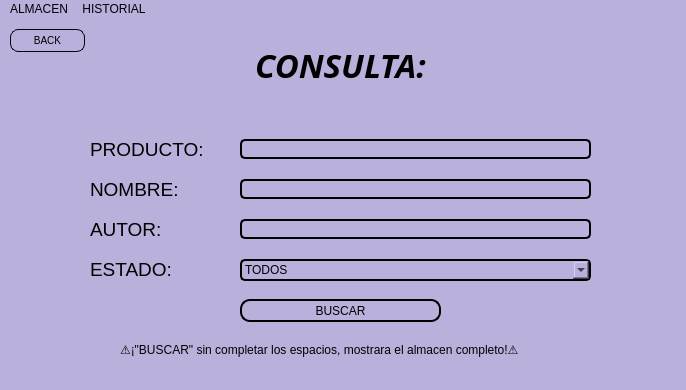
mixano611/PROYECTO_PRG_POO_PY, file BIBLIOTECA_PROY/assets/main_consulta_admin.ui: the form before one commit.
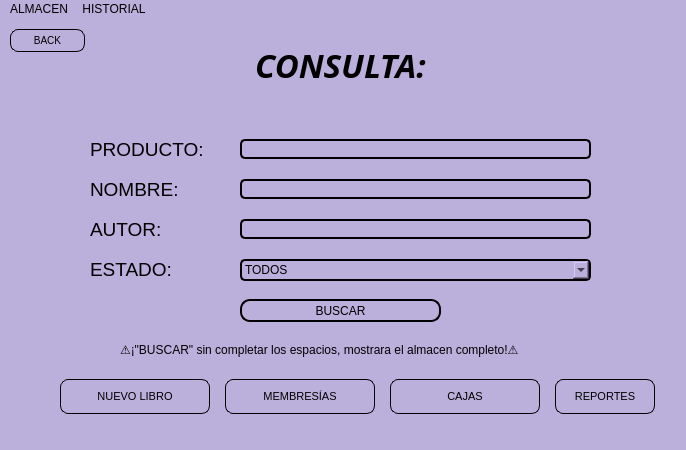
The form after the commit.

```diff
--- a/BIBLIOTECA_PROY/assets/main_consulta_admin.ui
+++ b/BIBLIOTECA_PROY/assets/main_consulta_admin.ui
@@ -7,7 +7,7 @@
     <x>0</x>
     <y>0</y>
     <width>686</width>
-    <height>390</height>
+    <height>450</height>
    </rect>
   </property>
   <property name="windowTitle">
@@ -303,6 +303,110 @@
      <set>Qt::AlignCenter</set>
     </property>
    </widget>
+   <widget class="QPushButton" name="btnNuevoLibro">
+    <property name="geometry">
+     <rect>
+      <x>60</x>
+      <y>360</y>
+      <width>150</width>
+      <height>35</height>
+     </rect>
+    </property>
+    <property name="styleSheet">
+     <string notr="true">QPushButton{
+	border: 1px solid #000000;
+	border-radius: 8px;
+	background-color: #BBAFDB;
+	color: black;
+	font-size: 11px;
+	cursor: pointer;
+}
+QPushButton:hover {
+	background-color: #8E7CC3;
+}</string>
+    </property>
+    <property name="text">
+     <string>NUEVO LIBRO</string>
+    </property>
+   </widget>
+   <widget class="QPushButton" name="btnMembresias">
+    <property name="geometry">
+     <rect>
+      <x>225</x>
+      <y>360</y>
+      <width>150</width>
+      <height>35</height>
+     </rect>
+    </property>
+    <property name="styleSheet">
+     <string notr="true">QPushButton{
+	border: 1px solid #000000;
+	border-radius: 8px;
+	background-color: #BBAFDB;
+	color: black;
+	font-size: 11px;
+	cursor: pointer;
+}
+QPushButton:hover {
+	background-color: #8E7CC3;
+}</string>
+    </property>
+    <property name="text">
+     <string>MEMBRESÍAS</string>
+    </property>
+   </widget>
+   <widget class="QPushButton" name="btnCajas">
+    <property name="geometry">
+     <rect>
+      <x>390</x>
+      <y>360</y>
+      <width>150</width>
+      <height>35</height>
+     </rect>
+    </property>
+    <property name="styleSheet">
+     <string notr="true">QPushButton{
+	border: 1px solid #000000;
+	border-radius: 8px;
+	background-color: #BBAFDB;
+	color: black;
+	font-size: 11px;
+	cursor: pointer;
+}
+QPushButton:hover {
+	background-color: #8E7CC3;
+}</string>
+    </property>
+    <property name="text">
+     <string>CAJAS</string>
+    </property>
+   </widget>
+   <widget class="QPushButton" name="btnReportes">
+    <property name="geometry">
+     <rect>
+      <x>555</x>
+      <y>360</y>
+      <width>100</width>
+      <height>35</height>
+     </rect>
+    </property>
+    <property name="styleSheet">
+     <string notr="true">QPushButton{
+	border: 1px solid #000000;
+	border-radius: 8px;
+	background-color: #BBAFDB;
+	color: black;
+	font-size: 11px;
+	cursor: pointer;
+}
+QPushButton:hover {
+	background-color: #8E7CC3;
+}</string>
+    </property>
+    <property name="text">
+     <string>REPORTES</string>
+    </property>
+   </widget>
   </widget>
   <widget class="QMenuBar" name="menubar">
    <property name="geometry">
```
